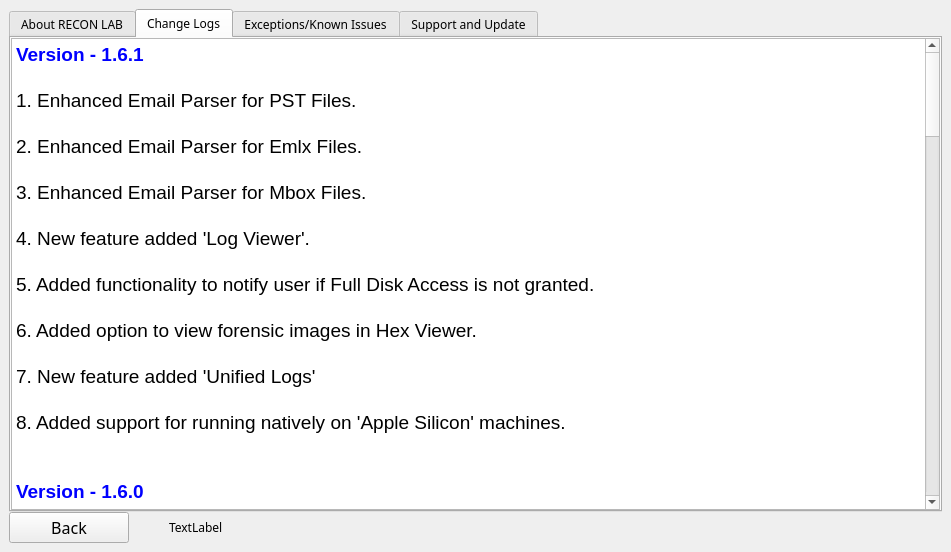
This is src/launcher/case_launcher/case_wizard.ui in SumuriVino/recon-lab-qt as Qt 5 draws it before an edit. The edited form follows.
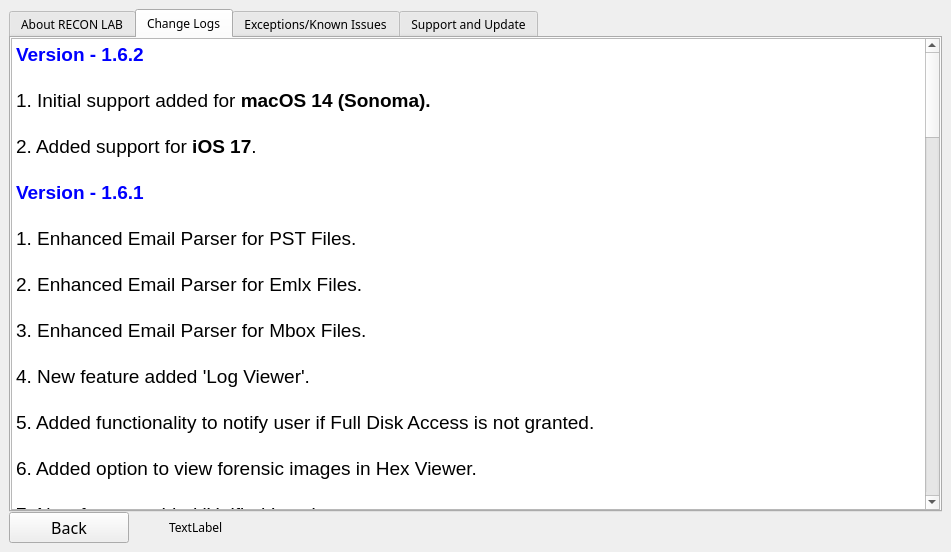
This is the edited form. The open tabs and pages were chosen to show the change.

```diff
--- a/src/launcher/case_launcher/case_wizard.ui
+++ b/src/launcher/case_launcher/case_wizard.ui
@@ -702,7 +702,15 @@
 &lt;html&gt;&lt;head&gt;&lt;meta name=&quot;qrichtext&quot; content=&quot;1&quot; /&gt;&lt;meta charset=&quot;utf-8&quot; /&gt;&lt;style type=&quot;text/css&quot;&gt;
 p, li { white-space: pre-wrap; }
 hr { height: 1px; border-width: 0; }
+li.unchecked::marker { content: &quot;\2610&quot;; }
+li.checked::marker { content: &quot;\2612&quot;; }
 &lt;/style&gt;&lt;/head&gt;&lt;body style=&quot; font-family:'Helvetica'; font-size:14pt; font-weight:400; font-style:normal;&quot;&gt;
+&lt;p style=&quot; margin-top:0px; margin-bottom:0px; margin-left:0px; margin-right:0px; -qt-block-indent:0; text-indent:0px;&quot;&gt;&lt;span style=&quot; font-weight:600; color:#0000ff;&quot;&gt;Version -&lt;/span&gt;&lt;span style=&quot; color:#0000ff;&quot;&gt; &lt;/span&gt;&lt;span style=&quot; font-weight:600; color:#0000ff;&quot;&gt;1.6.2&lt;/span&gt;&lt;/p&gt;
+&lt;p style=&quot;-qt-paragraph-type:empty; margin-top:0px; margin-bottom:0px; margin-left:0px; margin-right:0px; -qt-block-indent:0; text-indent:0px; font-weight:600; color:#0000ff;&quot;&gt;&lt;br /&gt;&lt;/p&gt;
+&lt;p style=&quot; margin-top:0px; margin-bottom:0px; margin-left:0px; margin-right:0px; -qt-block-indent:0; text-indent:0px;&quot;&gt;1. Initial support added for &lt;span style=&quot; font-weight:600;&quot;&gt;macOS 14 (Sonoma).&lt;/span&gt;&lt;/p&gt;
+&lt;p style=&quot;-qt-paragraph-type:empty; margin-top:0px; margin-bottom:0px; margin-left:0px; margin-right:0px; -qt-block-indent:0; text-indent:0px; font-family:'Helvetica','.SF NS Text','Sana';&quot;&gt;&lt;br /&gt;&lt;/p&gt;
+&lt;p style=&quot; margin-top:0px; margin-bottom:0px; margin-left:0px; margin-right:0px; -qt-block-indent:0; text-indent:0px;&quot;&gt;&lt;span style=&quot; font-family:'Helvetica','.SF NS Text','Sana';&quot;&gt;2. Added support for &lt;/span&gt;&lt;span style=&quot; font-family:'Helvetica','.SF NS Text','Sana'; font-weight:600;&quot;&gt;iOS 17&lt;/span&gt;&lt;span style=&quot; font-family:'Helvetica','.SF NS Text','Sana';&quot;&gt;.&lt;/span&gt;&lt;/p&gt;
+&lt;p style=&quot;-qt-paragraph-type:empty; margin-top:0px; margin-bottom:0px; margin-left:0px; margin-right:0px; -qt-block-indent:0; text-indent:0px; font-weight:600; color:#0000ff;&quot;&gt;&lt;br /&gt;&lt;/p&gt;
 &lt;p style=&quot; margin-top:0px; margin-bottom:0px; margin-left:0px; margin-right:0px; -qt-block-indent:0; text-indent:0px;&quot;&gt;&lt;span style=&quot; font-weight:600; color:#0000ff;&quot;&gt;Version -&lt;/span&gt;&lt;span style=&quot; color:#0000ff;&quot;&gt; &lt;/span&gt;&lt;span style=&quot; font-weight:600; color:#0000ff;&quot;&gt;1.6.1&lt;/span&gt;&lt;/p&gt;
 &lt;p style=&quot;-qt-paragraph-type:empty; margin-top:0px; margin-bottom:0px; margin-left:0px; margin-right:0px; -qt-block-indent:0; text-indent:0px; font-weight:600; color:#0000ff;&quot;&gt;&lt;br /&gt;&lt;/p&gt;
 &lt;p style=&quot; margin-top:0px; margin-bottom:0px; margin-left:0px; margin-right:0px; -qt-block-indent:0; text-indent:0px;&quot;&gt;1. Enhanced Email Parser for PST Files.&lt;/p&gt;
```
Left out of the diff: 6 changed lines with no effect on the pictures.
